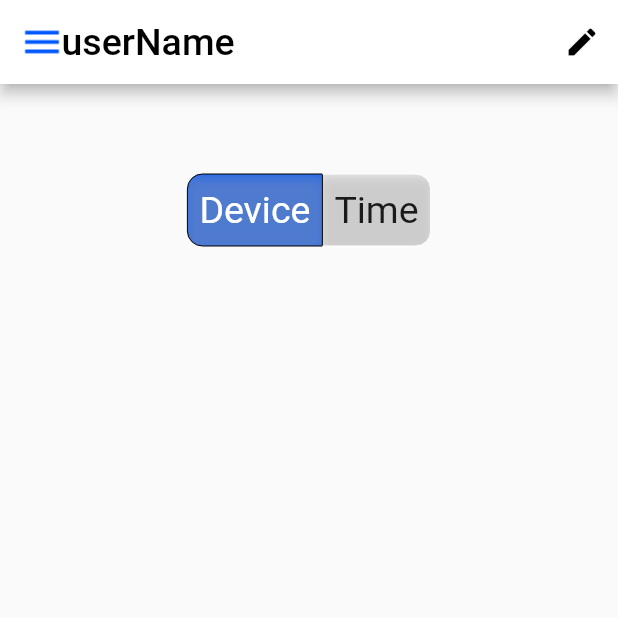
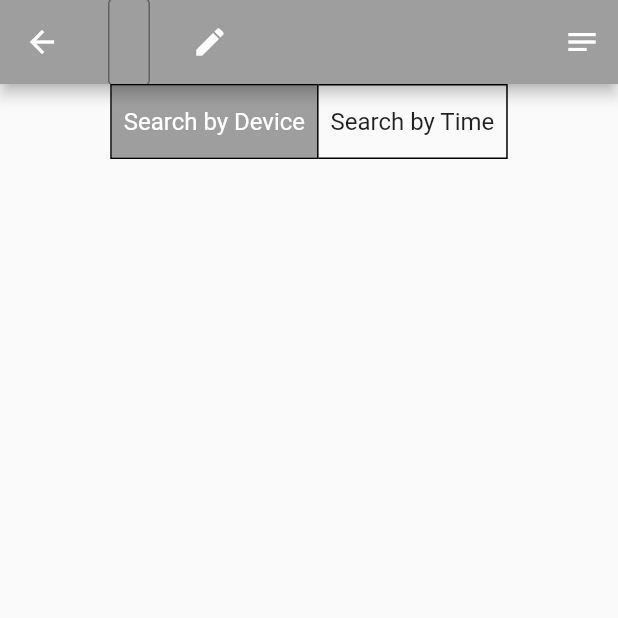
Before and after one commit to cjychoi/3i_Yeyak, a Flutter app: the HomePage screen opened by its route, on a phone screen of 412 x 824 dp, the top half of it. Run offline on Flutter 3.47's test engine with Material 2 defaults, Android fonts, the phone set to English and light mode, and no system bars.

Commit message:
Revert "name can now be updated as user inputs name"

```diff
--- a/mobile/lib/screens/home_view.dart
+++ b/mobile/lib/screens/home_view.dart
@@ -1,8 +1,4 @@
 import 'package:flutter/material.dart';
-import 'package:mobile/screens/login_view.dart';
-import 'package:hexcolor/hexcolor.dart';
-//import 'package:mobile/screens/models.dart';
-//import 'models.dart';
 
 class HomePage extends StatefulWidget {
   @override
@@ -22,42 +18,21 @@ class _HomePageState extends State<HomePage> {
   Widget build(BuildContext context) {
     return Scaffold(
       appBar: AppBar(
-        /*title: GestureDetector(
-          onTap: () {}, // handle your image tap here
-          child: Image.asset(
-            'menu.png',
-            fit: BoxFit.cover, // this is the solution for border
-            width: 20.0,
-            height: 20.0,
-          ),
-        ),*/
-        leading: IconButton(
-          icon: Image.asset('images/menu.png',
-              fit: BoxFit.cover,
-              width: 30.0,
-              height:
-                  30.0), //Icon(Icons.notes), //Image.asset('images/menu.png', width: 50),
-          onPressed: () => {},
-        ),
-
-        backgroundColor: Colors.white, // App bar 배색
-        centerTitle: false,
-        titleSpacing: 0.0,
-        title: Transform(
-          // you can forcefully translate values left side using Transform
-          transform: Matrix4.translationValues(-15.0, 0.0, 0.0),
-          child: new Text(
-            LoginPage.uName,
-            style: new TextStyle(color: Colors.black, fontSize: 25.0),
-          ),
-        ),
+        title: TextFormField(
+            decoration: InputDecoration(
+          border: OutlineInputBorder(),
+          labelText: 'Enter Name',
+        )),
+        backgroundColor: Colors.grey, // App bar 배색
         actions: [
           IconButton(
-            icon: Icon(
-              Icons.edit,
-              color: Colors.black,
-            ),
+            icon: Icon(Icons.edit),
             onPressed: () => {Navigator.of(context).popAndPushNamed('/login')},
+          ),
+          Padding(padding: EdgeInsets.all(100)),
+          IconButton(
+            icon: Icon(Icons.notes),
+            onPressed: () => {},
           ),
         ],
       ),
@@ -66,48 +41,27 @@ class _HomePageState extends State<HomePage> {
           mainAxisAlignment: MainAxisAlignment.start, //세로 위에 맞추기
           crossAxisAlignment: CrossAxisAlignment.center, //가로 중앙으로 맞추기
           children: <Widget>[
-            Padding(padding: const EdgeInsets.all(30)),
             ToggleButtons(
               //찾기 토글 버튼
-              borderColor: Colors.white, //보더색
-              fillColor: HexColor("0057FF"), //버튼 색
-              borderWidth: 0, //보더 두깨
+              borderColor: Colors.black, //보더색
+              fillColor: Colors.grey, //버튼 색
+              borderWidth: 1, //보더 두깨
               selectedBorderColor: Colors.black, // 선택시 보더 색
               selectedColor: Colors.white, // 선택시 텍스트 색
-              borderRadius: BorderRadius.circular(10),
+              borderRadius: BorderRadius.circular(0),
               children: <Widget>[
-                Container(
+                Padding(
                   padding: const EdgeInsets.all(8.0),
                   child: Text(
-                    'Device', // search by device
-                    style: TextStyle(fontSize: 25),
-                  ),
-                  decoration: BoxDecoration(
-                    boxShadow: [
-                      BoxShadow(
-                        color: Colors.grey.withOpacity(0.5),
-                        spreadRadius: 5,
-                        blurRadius: 7,
-                        offset: Offset(0, 3), // changes position of shadow
-                      ),
-                    ],
+                    'Search by Device', // search by device
+                    style: TextStyle(fontSize: 16),
                   ),
                 ),
-                Container(
+                Padding(
                   padding: const EdgeInsets.all(8.0),
                   child: Text(
-                    'Time', // serach by time
-                    style: TextStyle(fontSize: 25),
-                  ),
-                  decoration: BoxDecoration(
-                    boxShadow: [
-                      BoxShadow(
-                        color: Colors.grey.withOpacity(0.5),
-                        spreadRadius: 5,
-                        blurRadius: 7,
-                        offset: Offset(0, 3), // changes position of shadow
-                      ),
-                    ],
+                    'Search by Time', // serach by time
+                    style: TextStyle(fontSize: 16),
                   ),
                 ),
               ],
--- a/mobile/lib/screens/login_view.dart
+++ b/mobile/lib/screens/login_view.dart
@@ -1,11 +1,9 @@
 import 'package:flutter/material.dart';
-//import 'package:mobile/screens/models.dart';
-//mport 'models.dart';
 
 class LoginPage extends StatelessWidget {
   final _formKey = GlobalKey<FormState>();
   final _usernameController = TextEditingController(); // username 저장용
-  static String uName = "userName";
+
   @override
   Widget build(BuildContext context) {
     final Size size = MediaQuery.of(context).size; // 앱 구동 맥락에서의 사이즈 정의
@@ -52,10 +50,6 @@ class LoginPage extends StatelessWidget {
                               return null;
                             },
                             // 텍스트폼필드에 스타일 적용
-                            onChanged: (String text) {
-                              //텍스트가 입력될때마다 전역 변수로 저장
-                              uName = text;
-                            },
                             decoration: InputDecoration(
                                 // icon: Icon(Icons.account_circle), // 계정 아이콘
                                 enabledBorder: const OutlineInputBorder(
--- a/mobile/pubspec.yaml
+++ b/mobile/pubspec.yaml
@@ -28,7 +28,6 @@ dependencies:
   # The following adds the Cupertino Icons font to your application.
   # Use with the CupertinoIcons class for iOS style icons.
   cupertino_icons: ^1.0.2
-  hexcolor: ^2.0.4
 
 dev_dependencies:
   flutter_test:
@@ -55,7 +54,6 @@ flutter:
   # To add assets to your application, add an assets section, like this:
   assets:
     - images/login_view_logo.png
-    - images/menu.png
   #   - images/a_dot_ham.jpeg
 
   # An image asset can refer to one or more resolution-specific "variants", see
```
Also changed, not shown: mobile/images/menu.png (deleted), 12 other files.
